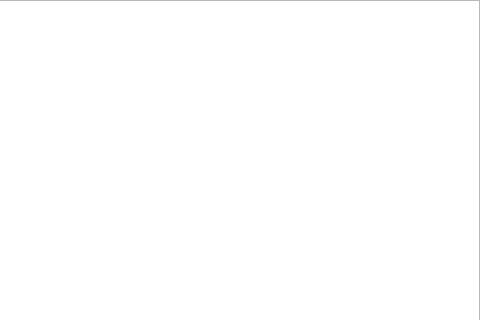
The window that JUEGO/AW/mainwindow.ui (davidagudeloo/PROYECTO-FINAL) describes before a commit, drawn with Qt 5; both pictures show x 886 to 1366 and y 0 to 320 of the 1366 by 700 pixel window.
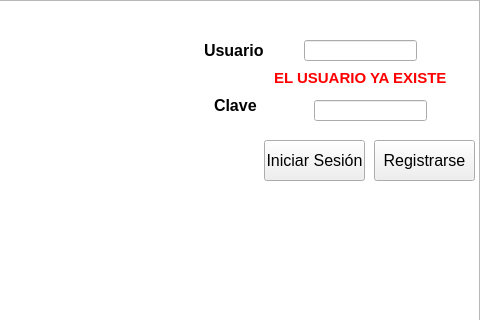
The same window after the commit.

Commit message: Iniciamos la implementación del registro de usuario

The edit to the form file:
```diff
--- a/JUEGO/AW/mainwindow.ui
+++ b/JUEGO/AW/mainwindow.ui
@@ -62,6 +62,131 @@
      </item>
     </layout>
    </widget>
+   <widget class="QPushButton" name="btIniciarSesion">
+    <property name="geometry">
+     <rect>
+      <x>1150</x>
+      <y>140</y>
+      <width>101</width>
+      <height>41</height>
+     </rect>
+    </property>
+    <property name="font">
+     <font>
+      <pointsize>12</pointsize>
+     </font>
+    </property>
+    <property name="text">
+     <string>Iniciar Sesión</string>
+    </property>
+   </widget>
+   <widget class="QPushButton" name="btRegistrarse">
+    <property name="geometry">
+     <rect>
+      <x>1260</x>
+      <y>140</y>
+      <width>101</width>
+      <height>41</height>
+     </rect>
+    </property>
+    <property name="font">
+     <font>
+      <pointsize>12</pointsize>
+     </font>
+    </property>
+    <property name="text">
+     <string>Registrarse</string>
+    </property>
+   </widget>
+   <widget class="QLabel" name="labelUsuario">
+    <property name="geometry">
+     <rect>
+      <x>1090</x>
+      <y>40</y>
+      <width>71</width>
+      <height>21</height>
+     </rect>
+    </property>
+    <property name="font">
+     <font>
+      <pointsize>12</pointsize>
+      <weight>75</weight>
+      <bold>true</bold>
+     </font>
+    </property>
+    <property name="text">
+     <string>Usuario</string>
+    </property>
+   </widget>
+   <widget class="QLabel" name="labelClave">
+    <property name="geometry">
+     <rect>
+      <x>1100</x>
+      <y>90</y>
+      <width>61</width>
+      <height>31</height>
+     </rect>
+    </property>
+    <property name="font">
+     <font>
+      <pointsize>12</pointsize>
+      <weight>75</weight>
+      <bold>true</bold>
+     </font>
+    </property>
+    <property name="text">
+     <string>Clave</string>
+    </property>
+   </widget>
+   <widget class="QLineEdit" name="lineUsuario">
+    <property name="geometry">
+     <rect>
+      <x>1190</x>
+      <y>40</y>
+      <width>113</width>
+      <height>21</height>
+     </rect>
+    </property>
+   </widget>
+   <widget class="QLineEdit" name="lineClave">
+    <property name="geometry">
+     <rect>
+      <x>1200</x>
+      <y>100</y>
+      <width>113</width>
+      <height>21</height>
+     </rect>
+    </property>
+    <property name="echoMode">
+     <enum>QLineEdit::Password</enum>
+    </property>
+   </widget>
+   <widget class="QLabel" name="labelUsuarioRepetido">
+    <property name="geometry">
+     <rect>
+      <x>1160</x>
+      <y>70</y>
+      <width>181</width>
+      <height>16</height>
+     </rect>
+    </property>
+    <property name="font">
+     <font>
+      <pointsize>11</pointsize>
+      <weight>75</weight>
+      <bold>true</bold>
+     </font>
+    </property>
+    <property name="whatsThis">
+     <string>&lt;html&gt;&lt;head/&gt;&lt;body&gt;&lt;p&gt;EL USUARIO YA EXISTE&lt;/p&gt;&lt;/body&gt;&lt;/html&gt;</string>
+    </property>
+    <property name="styleSheet">
+     <string notr="true">color: rgb(255, 0, 0);</string>
+    </property>
+    <property name="text">
+     <string>EL USUARIO YA EXISTE</string>
+    </property>
+   </widget>
   </widget>
   <widget class="QMenuBar" name="menubar">
    <property name="geometry">
```
The commit also changes 4 other files.
